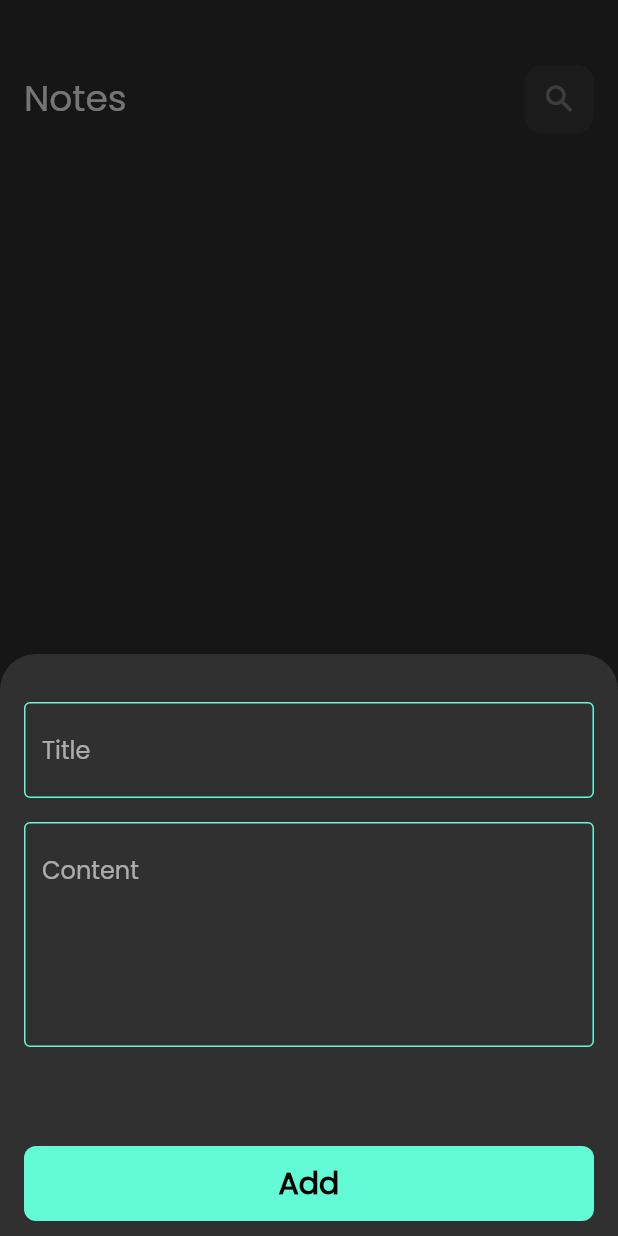
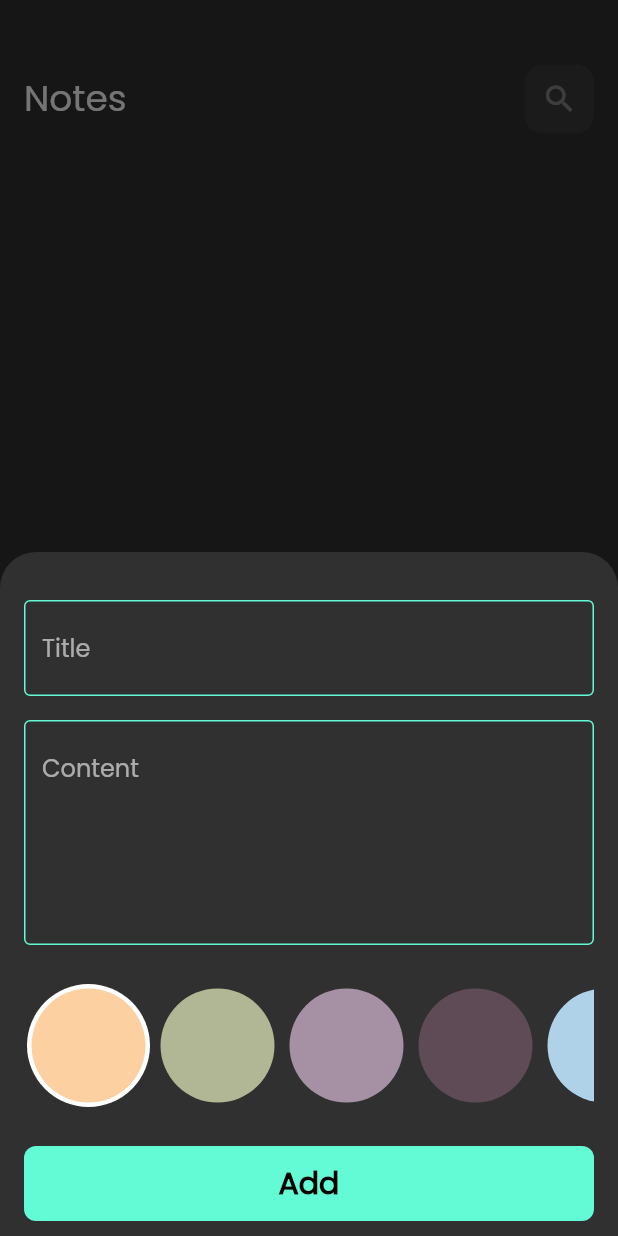
Before and after one commit to Mahmoud-Mohammed-Abd-elsamad/NOTES, a Flutter app: the screen it shows after launch, after a tap on the "add" icon, on a phone screen of 412 x 824 dp. Run offline on Flutter 3.47's test engine with Material 2 defaults, Android fonts, the phone set to English and light mode, and no system bars; our stand-ins replace flutter_bloc, font_awesome_flutter, hive, hive_flutter; accounts and stored records are empty.

Commit message:
finsh colorsListItem in notesView and EditNotesView

```diff
--- a/lib/constants.dart
+++ b/lib/constants.dart
@@ -2,3 +2,4 @@ import 'dart:ui';
 
 const Color KPrimaryColor = Color(0xff63fbd5);
 const String kNotesBoc = "notesBox";
+const List<int> kColorsList = [0xffFCD0A1,0xffB1B695,0xffA690A4,0xff5E4B56,0xffAFD2E9];
--- a/lib/cubits/add_note/add_note_cubit.dart
+++ b/lib/cubits/add_note/add_note_cubit.dart
@@ -1,3 +1,5 @@
+import 'dart:ui';
+
 import 'package:flutter_bloc/flutter_bloc.dart';
 import 'package:hive_flutter/adapters.dart';
 import 'package:notes_app/constants.dart';
@@ -9,13 +11,14 @@ class AddNoteCubit extends Cubit<AddNoteState> {
   AddNoteCubit() : super(AddNoteStateInitial());
 
   bool isLoding = false;
+  int  noteColorAtColorsList = 2;
 
   addNote(NotesViewModel note) async {
     emit(AddNoteStateSuccess());
     try {
       var notesBox = Hive.box<NotesViewModel>(kNotesBoc);
 
-      await notesBox.add(note);
+      await notesBox.add((note) );
       emit(AddNoteStateSuccess());
     } catch (ex) {
       print("exseption" + ex.toString());
--- /dev/null
+++ b/lib/cubits/edit_note/edit_note_cubit.dart
@@ -0,0 +1,9 @@
+import 'package:flutter_bloc/flutter_bloc.dart';
+import 'package:notes_app/cubits/edit_note/edit_note_state.dart';
+
+class EditNoteCubit extends Cubit<EditNotetState>{
+  EditNoteCubit() : super(EditNoteInitialState());
+
+  int?  noteColorAtColorsList;
+
+}
--- /dev/null
+++ b/lib/cubits/edit_note/edit_note_state.dart
@@ -0,0 +1,3 @@
+abstract class EditNotetState{}
+
+class EditNoteInitialState extends EditNotetState{}
--- a/lib/custom_widgets/add_note_validate.dart
+++ b/lib/custom_widgets/add_note_validate.dart
@@ -3,10 +3,13 @@ import 'package:flutter/cupertino.dart';
 import 'package:flutter/material.dart';
 import 'package:flutter_bloc/flutter_bloc.dart';
 import 'package:intl/intl.dart';
+import 'package:notes_app/constants.dart';
 import 'package:notes_app/cubits/add_note/add_note_cubit.dart';
+import 'package:notes_app/custom_widgets/color_item.dart';
 import 'package:notes_app/models/notes_view_model.dart';
 
 import '../cubits/notes_cubit/notes_cubit.dart';
+import 'colrs_list_item.dart';
 import 'custom_add_button.dart';
 import 'custom_text_field.dart';
 
@@ -34,7 +37,7 @@ class _AddNoteValidateState extends State<AddNoteValidate> {
           Padding(
               padding: const EdgeInsets.only(
                   top: 32, bottom: 16, left: 0, right: 0),
-              child: CustomTextField(
+              child: CustomFormTextField(
                 hintText: 'Title', maxLines: 1,
                 onSaved: (value){
                   title = value;
@@ -43,8 +46,8 @@ class _AddNoteValidateState extends State<AddNoteValidate> {
               )),
           Padding(
             padding: const EdgeInsets.only(
-                top: 0, bottom: 16, left: 0, right: 0),
-            child: CustomTextField(
+                top: 0, bottom: 0, left: 0, right: 0),
+            child: CustomFormTextField(
               hintText: 'Content',
               maxLines: 5,  onSaved: (value){
               content = value;
@@ -52,17 +55,19 @@ class _AddNoteValidateState extends State<AddNoteValidate> {
             },
             ),
           ),
-          SizedBox(height: 50,),
-          CustomButton(onTap: (){
+          const SizedBox(height: 25,),
+          const ColorsListItem(),
+
+          const SizedBox(height: 25,),
+          CustomButton(onTap: ()  {
             if(formKey.currentState!.validate()){
               formKey.currentState!.save();
-              print("title>>>${title}");
-              print("title>>>${content}");
 
               DateTime now = DateTime.now();
               String formattedDate = DateFormat('dd-MM-yyyy').format(now);
+              int colorIndex = BlocProvider.of<AddNoteCubit>(context).noteColorAtColorsList;
 
-              NotesViewModel note =   NotesViewModel(color: Colors.greenAccent.value, title: title!,
+              NotesViewModel note =   NotesViewModel(color:kColorsList[colorIndex], title: title!,
                  content: content!, date: formattedDate);
               BlocProvider.of<AddNoteCubit>(context).addNote(note);
 
@@ -77,7 +82,7 @@ class _AddNoteValidateState extends State<AddNoteValidate> {
               });
             }
           },),
-          SizedBox(height: 10,),
+          const SizedBox(height: 10,),
 
         ],
       ),
--- /dev/null
+++ b/lib/custom_widgets/color_item.dart
@@ -0,0 +1,29 @@
+import 'package:flutter/cupertino.dart';
+import 'package:flutter/material.dart';
+
+class ColorItem extends StatefulWidget {
+   ColorItem({Key? key, required this.backgroundColor, required this.containerBackgroundColor}) : super(key: key);
+  final Color backgroundColor ;
+   Color containerBackgroundColor ;
+
+
+  @override
+  State<ColorItem> createState() => _ColorItemState();
+}
+
+class _ColorItemState extends State<ColorItem> {
+
+
+
+  @override
+  Widget build(BuildContext context) {
+    return  Padding(
+
+      padding: const EdgeInsets.all(1.0),
+      child: CircleAvatar(
+          radius: 42,
+          backgroundColor:widget.containerBackgroundColor,
+          child: CircleAvatar( radius: 38,backgroundColor: widget.backgroundColor)),
+    );
+  }
+}
--- /dev/null
+++ b/lib/custom_widgets/colrs_list_item.dart
@@ -0,0 +1,65 @@
+import 'package:flutter/cupertino.dart';
+import 'package:flutter/material.dart';
+import 'package:flutter_bloc/flutter_bloc.dart';
+import 'package:notes_app/cubits/edit_note/edit_note_cubit.dart';
+
+import '../constants.dart';
+import '../cubits/add_note/add_note_cubit.dart';
+import 'color_item.dart';
+
+class ColorsListItem extends StatefulWidget {
+  const ColorsListItem({Key? key}) : super(key: key);
+
+  @override
+  State<ColorsListItem> createState() => _ColorsListItemState();
+}
+
+class _ColorsListItemState extends State<ColorsListItem> {
+  int  itemCount = 0;
+  @override
+  Widget build(BuildContext context) {
+    return SizedBox(
+      height: 42 * 2,
+      child: ListView.builder(scrollDirection: Axis.horizontal,itemCount: 5,itemBuilder: (context,index){
+        return   GestureDetector(onTap: (){
+          setState(() {
+            BlocProvider.of<AddNoteCubit>(context).noteColorAtColorsList = index;
+            itemCount = index;
+          });
+        },child: ColorItem(backgroundColor: Color(kColorsList[index]), containerBackgroundColor: itemCount == index ? Colors.white : Colors.transparent,)
+        );
+      }),
+    );
+  }
+}
+
+
+
+
+class EdotColorsListItem extends StatefulWidget {
+   EdotColorsListItem({Key? key, required this.colorEditIndex}) : super(key: key);
+
+   int colorEditIndex ;
+
+  @override
+  State<EdotColorsListItem> createState() => _EdotColorsListItemState();
+}
+
+class _EdotColorsListItemState extends State<EdotColorsListItem> {
+  @override
+  Widget build(BuildContext context) {
+    return SizedBox(
+      height: 42 * 2,
+      child: ListView.builder(scrollDirection: Axis.horizontal,itemCount: 5,itemBuilder: (context,index){
+        return   GestureDetector(onTap: (){
+          print("index $index");
+          setState(() {
+            BlocProvider.of<EditNoteCubit>(context).noteColorAtColorsList = index;
+            widget.colorEditIndex = index;
+          });
+        },child: ColorItem(backgroundColor: Color(kColorsList[index]), containerBackgroundColor: widget.colorEditIndex == index ? Colors.white : Colors.transparent,)
+        );
+      }),
+    ); ;
+  }
+}
--- a/lib/custom_widgets/custom_app_bar.dart
+++ b/lib/custom_widgets/custom_app_bar.dart
@@ -16,7 +16,7 @@ class CustomAppBar extends StatelessWidget {
     return  Row(
       children: [
         SizedBox(height: 100,),
-        Text("Notes",style: TextStyle(fontSize: 24),),
+        Text(title,style: TextStyle(fontSize: 24),),
         Spacer(),
         CostomIcon(icon: icon,onPressed:onPreesd ,)
 
--- a/lib/custom_widgets/custom_notes_item.dart
+++ b/lib/custom_widgets/custom_notes_item.dart
@@ -19,7 +19,7 @@ class NotesItem extends StatelessWidget {
       },
       child: Container(
         decoration: BoxDecoration(
-            color: Color(0xfffecd7e),
+            color: Color(note.color),
             borderRadius: BorderRadius.all(Radius.circular(12))),
         child: Padding(
           padding:
--- a/lib/custom_widgets/custom_text_field.dart
+++ b/lib/custom_widgets/custom_text_field.dart
@@ -3,8 +3,8 @@ import 'package:flutter/material.dart';
 
 import '../constants.dart';
 
-class CustomTextField extends StatelessWidget {
-   CustomTextField({ this.onSaved,required this.hintText, required this.maxLines ,this.onChanged} );
+class CustomFormTextField extends StatelessWidget {
+   CustomFormTextField({ this.onSaved,required this.hintText, required this.maxLines ,this.onChanged} );
  final String hintText;
   final int maxLines;
  final  void Function(String?)? onSaved ;
--- a/lib/custom_widgets/notes_list_view.dart
+++ b/lib/custom_widgets/notes_list_view.dart
@@ -24,8 +24,9 @@ class _NotesListViewState extends State<NotesListView> {
         return BlocBuilder<NotesCubit,NotesState>(
 
           builder: (BuildContext context, state) {
-            List<NotesViewModel>  notesList = BlocProvider.of<NotesCubit>(context).notesList ?? [
-              NotesViewModel(color: 0xfffffff, title: 'empityList', content: 'empityList empityList empityList', date: '22-8-2023')]  ;
+            List<NotesViewModel>  notesList = BlocProvider.of<NotesCubit>(context).notesList ?? []  ;
+
+
 
             return ListView.builder(
                 padding: EdgeInsets.zero,
--- a/lib/main.dart
+++ b/lib/main.dart
@@ -3,6 +3,7 @@ import 'package:flutter_bloc/flutter_bloc.dart';
 import 'package:hive/hive.dart';
 import 'package:hive_flutter/adapters.dart';
 import 'package:notes_app/cubits/add_note/add_note_cubit.dart';
+import 'package:notes_app/cubits/edit_note/edit_note_cubit.dart';
 import 'package:notes_app/cubits/notes_cubit/notes_cubit.dart';
 import 'package:notes_app/models/notes_view_model.dart';
 import 'package:notes_app/simple_bloc_observer.dart';
@@ -32,7 +33,8 @@ class NotesApp extends StatelessWidget {
       providers: [
         BlocProvider
           (create: (context)=>AddNoteCubit()),
-    BlocProvider (create: (context)=>NotesCubit())
+    BlocProvider (create: (context)=>NotesCubit()),
+        BlocProvider (create: (context)=>EditNoteCubit()),
       ],
       child: MaterialApp(
         theme: ThemeData(brightness: Brightness.dark,fontFamily: "Poppins"),
```
Also changed, not shown: lib/views/edit_note_view.dart (+18 -3 lines).
